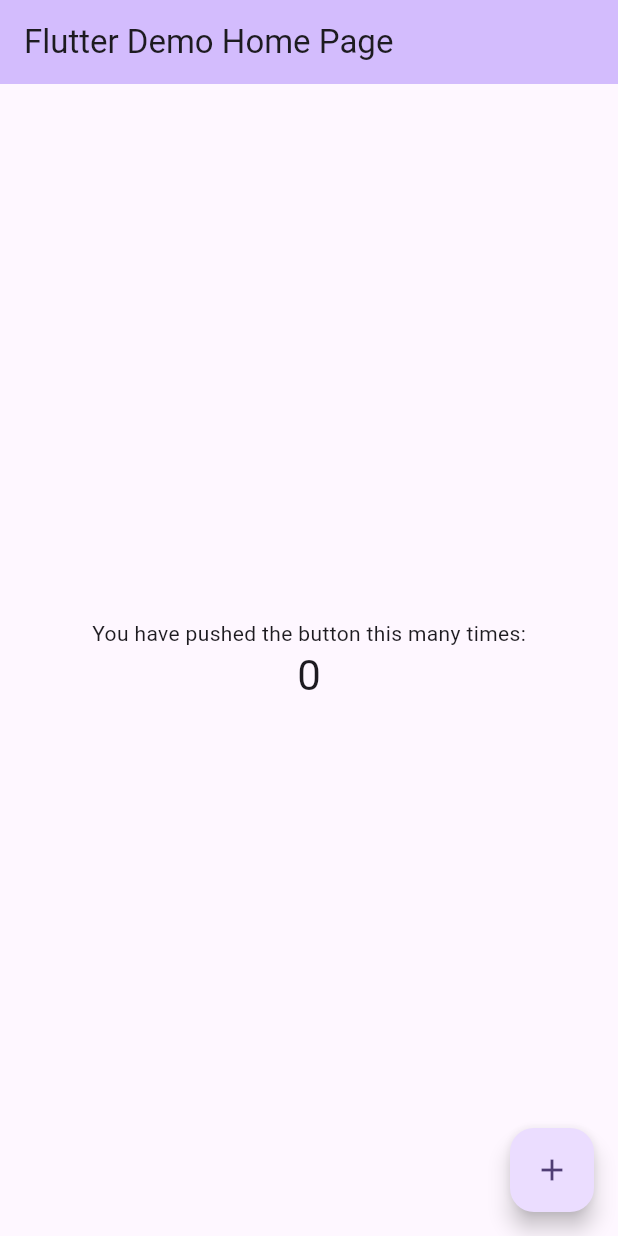
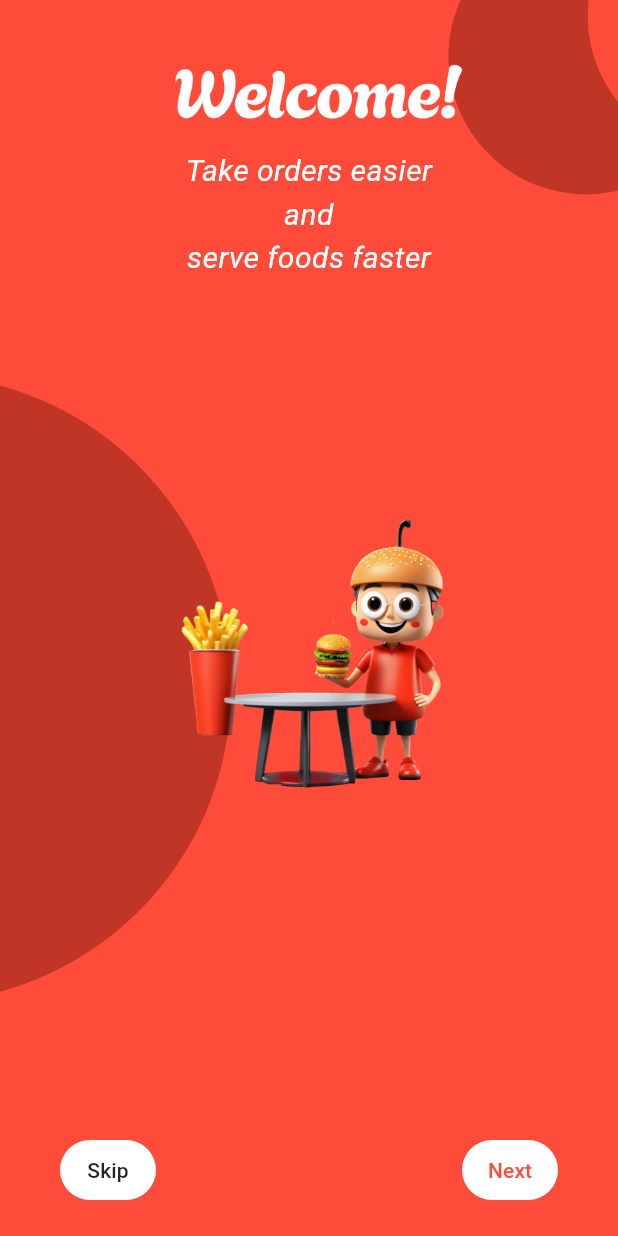
Before and after one commit to BasantaKhand/flutterProjectfifthsem, a Flutter app: the screen it shows after launch, on a phone screen of 412 x 824 dp. Run offline on Flutter 3.47's test engine with Material 3 defaults, Android fonts, the phone set to English and light mode, and no system bars; Roboto replaces fonts that are missing (Abel, Alice).

Commit message:
implented branch 1

```diff
--- a/lib/main.dart
+++ b/lib/main.dart
@@ -1,4 +1,32 @@
+// import 'package:flutter/material.dart';
+// import 'screens/splash_screen.dart';
+
+// void main() {
+//   runApp(const MyApp());
+// }
+
+// class MyApp extends StatelessWidget {
+//   const MyApp({super.key});
+
+//   @override
+//   Widget build(BuildContext context) {
+//     return MaterialApp(
+//       debugShowCheckedModeBanner: false,
+//       home: const SplashScreen(),
+//     );
+//   }
+// }
+
+
+
+
+
 import 'package:flutter/material.dart';
+import 'screens/splash_screen.dart';
+import 'screens/onboarding/onboarding_screen1.dart';
+import 'screens/onboarding/onboarding_screen2.dart';
+import 'screens/onboarding/onboarding_screen3.dart';
+// import 'screens/login/login_screen.dart'; // placeholder login screen
 
 void main() {
   runApp(const MyApp());
@@ -7,116 +35,18 @@ void main() {
 class MyApp extends StatelessWidget {
   const MyApp({super.key});
 
-  // This widget is the root of your application.
   @override
   Widget build(BuildContext context) {
     return MaterialApp(
-      title: 'Flutter Demo',
-      theme: ThemeData(
-        // This is the theme of your application.
-        //
-        // TRY THIS: Try running your application with "flutter run". You'll see
-        // the application has a purple toolbar. Then, without quitting the app,
-        // try changing the seedColor in the colorScheme below to Colors.green
-        // and then invoke "hot reload" (save your changes or press the "hot
-        // reload" button in a Flutter-supported IDE, or press "r" if you used
-        // the command line to start the app).
-        //
-        // Notice that the counter didn't reset back to zero; the application
-        // state is not lost during the reload. To reset the state, use hot
-        // restart instead.
-        //
-        // This works for code too, not just values: Most code changes can be
-        // tested with just a hot reload.
-        colorScheme: .fromSeed(seedColor: Colors.deepPurple),
-      ),
-      home: const MyHomePage(title: 'Flutter Demo Home Page'),
+      debugShowCheckedModeBanner: false,
+      initialRoute: '/splash',
+      routes: {
+        '/splash': (context) => const SplashScreen(),
+        '/onboarding1': (context) => const OnboardingScreen1(),
+        '/onboarding2': (context) => const OnboardingScreen2(),
+        '/onboarding3': (context) => const OnboardingScreen3(),
+        // '/login': (context) => const LoginScreen(), // placeholder
+      },
     );
   }
 }
-
-class MyHomePage extends StatefulWidget {
-  const MyHomePage({super.key, required this.title});
-
-  // This widget is the home page of your application. It is stateful, meaning
-  // that it has a State object (defined below) that contains fields that affect
-  // how it looks.
-
-  // This class is the configuration for the state. It holds the values (in this
-  // case the title) provided by the parent (in this case the App widget) and
-  // used by the build method of the State. Fields in a Widget subclass are
-  // always marked "final".
-
-  final String title;
-
-  @override
-  State<MyHomePage> createState() => _MyHomePageState();
-}
-
-class _MyHomePageState extends State<MyHomePage> {
-  int _counter = 0;
-
-  void _incrementCounter() {
-    setState(() {
-      // This call to setState tells the Flutter framework that something has
-      // changed in this State, which causes it to rerun the build method below
-      // so that the display can reflect the updated values. If we changed
-      // _counter without calling setState(), then the build method would not be
-      // called again, and so nothing would appear to happen.
-      _counter++;
-    });
-  }
-
-  @override
-  Widget build(BuildContext context) {
-    // This method is rerun every time setState is called, for instance as done
-    // by the _incrementCounter method above.
-    //
-    // The Flutter framework has been optimized to make rerunning build methods
-    // fast, so that you can just rebuild anything that needs updating rather
-    // than having to individually change instances of widgets.
-    return Scaffold(
-      appBar: AppBar(
-        // TRY THIS: Try changing the color here to a specific color (to
-        // Colors.amber, perhaps?) and trigger a hot reload to see the AppBar
-        // change color while the other colors stay the same.
-        backgroundColor: Theme.of(context).colorScheme.inversePrimary,
-        // Here we take the value from the MyHomePage object that was created by
-        // the App.build method, and use it to set our appbar title.
-        title: Text(widget.title),
-      ),
-      body: Center(
-        // Center is a layout widget. It takes a single child and positions it
-        // in the middle of the parent.
-        child: Column(
-          // Column is also a layout widget. It takes a list of children and
-          // arranges them vertically. By default, it sizes itself to fit its
-          // children horizontally, and tries to be as tall as its parent.
-          //
-          // Column has various properties to control how it sizes itself and
-          // how it positions its children. Here we use mainAxisAlignment to
-          // center the children vertically; the main axis here is the vertical
-          // axis because Columns are vertical (the cross axis would be
-          // horizontal).
-          //
-          // TRY THIS: Invoke "debug painting" (choose the "Toggle Debug Paint"
-          // action in the IDE, or press "p" in the console), to see the
-          // wireframe for each widget.
-          mainAxisAlignment: .center,
-          children: [
-            const Text('You have pushed the button this many times:'),
-            Text(
-              '$_counter',
-              style: Theme.of(context).textTheme.headlineMedium,
-            ),
-          ],
-        ),
-      ),
-      floatingActionButton: FloatingActionButton(
-        onPressed: _incrementCounter,
-        tooltip: 'Increment',
-        child: const Icon(Icons.add),
-      ),
-    );
-  }
-}
--- a/lib/screens/onboarding/onboarding_screen1.dart
+++ b/lib/screens/onboarding/onboarding_screen1.dart
@@ -0,0 +1,77 @@
+import 'package:flutter/material.dart';
+
+class OnboardingScreen1 extends StatelessWidget {
+  const OnboardingScreen1({super.key});
+
+  @override
+  Widget build(BuildContext context) {
+    return Scaffold(
+      body: Stack(
+        children: [
+          // Background image
+          SizedBox.expand(
+            child: Image.asset(
+              'assets/images/onboarding_background.png', // your background image
+              fit: BoxFit.cover,
+            ),
+          ),
+          // Content over image
+          Column(
+            mainAxisAlignment: MainAxisAlignment.center,
+            children: [
+              const Spacer(flex: 2),
+              const Text(
+                'Take orders easier\nand\nserve foods faster',
+                textAlign: TextAlign.center,
+                style: TextStyle(color: Colors.white, fontSize: 20, fontFamily: 'Alice', fontStyle: FontStyle.italic),
+              ),
+              const Spacer(flex: 3),
+              // Center image
+              SizedBox(
+                width: 200,
+                height: 200,
+                child: Image.asset('assets/images/onboarding_image1.png'), // center image
+              ),
+              const Spacer(flex: 4),
+              // Buttons at bottom
+              Padding(
+                padding: const EdgeInsets.symmetric(horizontal: 40.0, vertical: 20),
+                child: Row(
+                  mainAxisAlignment: MainAxisAlignment.spaceBetween,
+                  children: [
+                    // Skip button
+                    TextButton(
+                      onPressed: () {
+                        Navigator.pushReplacementNamed(context, '/login');
+                      },
+                      style: TextButton.styleFrom(
+                        backgroundColor: Colors.white,
+                      ),
+                      child: const Text(
+                        'Skip',
+                        style: TextStyle(color: Colors.black87, fontFamily:'Abel'),
+                      ),
+                    ),
+                    // Next button
+                    TextButton(
+                      onPressed: () {
+                        Navigator.pushReplacementNamed(context, '/onboarding2');
+                      },
+                      style: TextButton.styleFrom(
+                        backgroundColor: Colors.white,
+                      ),
+                      child: const Text(
+                        'Next',
+                        style: TextStyle(color: Color(0xFFFF4B3A), fontFamily:'Abel' ),
+                      ),
+                    ),
+                  ],
+                ),
+              ),
+            ],
+          ),
+        ],
+      ),
+    );
+  }
+}
```
Also changed, not shown: lib/screens/onboarding/onboarding_screen2.dart (+64 -0 lines), lib/screens/onboarding/onboarding_screen3.dart (+57 -0 lines), lib/screens/splash_screen.dart (+84 -0 lines).
